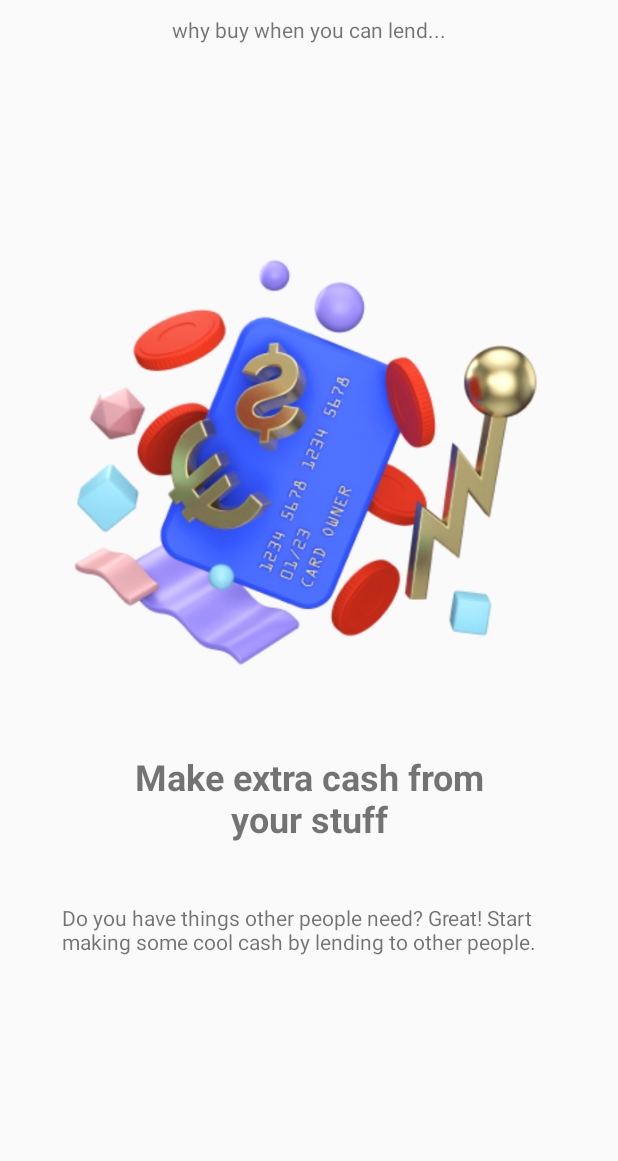
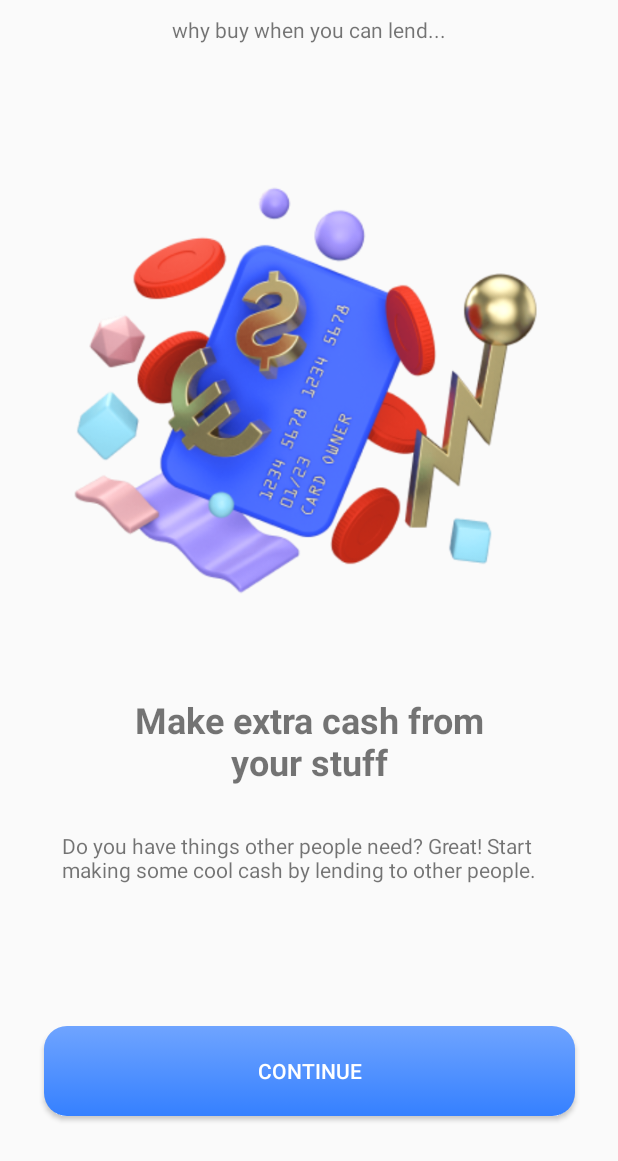
Before and after one commit to david-osas/iqube-task-four, an Android app: the screen it shows after launch (MainActivity), on a phone screen of 412 x 824 dp, the part 75-1236 px from its top. Run offline under Robolectric (Android 15) with nearby library versions, the phone set to English and light mode, and no system bars.

Commit message:
Add all intro images and intro view pager UI details

```diff
--- a/app/src/main/java/com/example/lendbak/FirstIntroFragment.java
+++ b/app/src/main/java/com/example/lendbak/FirstIntroFragment.java
@@ -1,5 +1,7 @@
 package com.example.lendbak;
 
+import android.content.Context;
+import android.graphics.drawable.Drawable;
 import android.os.Bundle;
 
 import androidx.fragment.app.Fragment;
@@ -8,23 +10,25 @@ import android.view.LayoutInflater;
 import android.view.View;
 import android.view.ViewGroup;
 
+import com.example.lendbak.databinding.FragmentFirstIntroBinding;
+
 public class FirstIntroFragment extends Fragment {
 
-    private static final String ARG_PARAM1 = "param1";
-    private static final String ARG_PARAM2 = "param2";
-    private String mParam1;
-    private String mParam2;
+    private static final String ARG_PARAM1 = "positon";
+    private int position = 0;
+    private FragmentFirstIntroBinding binding;
+    private int[] images = {R.drawable.first_intro, R.drawable.second_intro, R.drawable.third_intro};
+    private int[] headings = {R.string.firstIntroHeading, R.string.secondIntroHeading, R.string.thirdIntroHeading};
 
     public FirstIntroFragment() {
         // Required empty public constructor
     }
 
 
-    public static FirstIntroFragment newInstance(String param1, String param2) {
+    public static FirstIntroFragment newInstance(int param1) {
         FirstIntroFragment fragment = new FirstIntroFragment();
         Bundle args = new Bundle();
-        args.putString(ARG_PARAM1, param1);
-        args.putString(ARG_PARAM2, param2);
+        args.putInt(ARG_PARAM1, param1);
         fragment.setArguments(args);
         return fragment;
     }
@@ -33,8 +37,7 @@ public class FirstIntroFragment extends Fragment {
     public void onCreate(Bundle savedInstanceState) {
         super.onCreate(savedInstanceState);
         if (getArguments() != null) {
-            mParam1 = getArguments().getString(ARG_PARAM1);
-            mParam2 = getArguments().getString(ARG_PARAM2);
+            position = getArguments().getInt(ARG_PARAM1);
         }
     }
 
@@ -42,6 +45,9 @@ public class FirstIntroFragment extends Fragment {
     public View onCreateView(LayoutInflater inflater, ViewGroup container,
                              Bundle savedInstanceState) {
         // Inflate the layout for this fragment
-        return inflater.inflate(R.layout.fragment_first_intro, container, false);
+        binding = FragmentFirstIntroBinding.inflate(inflater, container, false);
+        binding.introImage.setImageResource(images[position]);
+        binding.heading.setText(headings[position]);
+        return binding.getRoot();
     }
 }
--- a/app/src/main/java/com/example/lendbak/IntroViewPagerAdapter.java
+++ b/app/src/main/java/com/example/lendbak/IntroViewPagerAdapter.java
@@ -16,7 +16,7 @@ public class IntroViewPagerAdapter extends FragmentStateAdapter {
     @NonNull
     @Override
     public Fragment createFragment(int position) {
-        return new FirstIntroFragment();
+        return FirstIntroFragment.newInstance(position);
     }
 
     @Override
--- /dev/null
+++ b/app/src/main/res/drawable/button_grad.xml
@@ -0,0 +1,13 @@
+<?xml version="1.0" encoding="utf-8"?>
+<selector xmlns:android="http://schemas.android.com/apk/res/android">
+    <item>
+        <shape>
+            <corners android:radius="15dp" />
+            <gradient
+                android:angle="270"
+                android:startColor="#6FA4FF"
+                android:endColor="#3580FF"
+                android:type="linear" />
+        </shape>
+    </item>
+</selector>
--- a/app/src/main/res/layout/activity_main.xml
+++ b/app/src/main/res/layout/activity_main.xml
@@ -32,12 +32,29 @@
     <androidx.viewpager2.widget.ViewPager2
         android:id="@+id/introViewPager"
         android:layout_width="409dp"
-        android:layout_height="578dp"
+        android:layout_height="0dp"
         android:layout_marginStart="1dp"
         android:layout_marginTop="1dp"
         android:layout_marginEnd="1dp"
+        android:layout_marginBottom="10dp"
+        app:layout_constraintBottom_toTopOf="@+id/button"
+        app:layout_constraintEnd_toEndOf="parent"
+        app:layout_constraintStart_toStartOf="parent"
+        app:layout_constraintTop_toBottomOf="@+id/textView" />
+
+    <Button
+        android:id="@+id/button"
+        android:layout_width="354dp"
+        android:layout_height="60dp"
+        android:layout_marginStart="20dp"
+        android:layout_marginTop="10dp"
+        android:layout_marginEnd="20dp"
+        android:layout_marginBottom="30dp"
+        android:background="@drawable/button_grad"
+        android:text="@string/introBtn"
+        android:textColor="#FFFFFF"
         app:layout_constraintBottom_toBottomOf="parent"
         app:layout_constraintEnd_toEndOf="parent"
         app:layout_constraintStart_toStartOf="parent"
-        app:layout_constraintTop_toBottomOf="@+id/textView" />
+        app:layout_constraintTop_toBottomOf="@+id/introViewPager" />
 </androidx.constraintlayout.widget.ConstraintLayout>
--- a/app/src/main/res/layout/fragment_first_intro.xml
+++ b/app/src/main/res/layout/fragment_first_intro.xml
@@ -11,38 +11,45 @@
         android:layout_width="0dp"
         android:layout_height="wrap_content"
         android:layout_marginStart="40dp"
-        android:layout_marginTop="40dp"
+        android:layout_marginTop="5dp"
         android:layout_marginEnd="40dp"
+        android:layout_marginBottom="55dp"
         android:text="@string/introText"
+        app:layout_constraintBottom_toBottomOf="parent"
         app:layout_constraintEnd_toEndOf="parent"
         app:layout_constraintHorizontal_bias="0.0"
         app:layout_constraintStart_toStartOf="parent"
-        app:layout_constraintTop_toBottomOf="@+id/textView4" />
+        app:layout_constraintTop_toBottomOf="@+id/heading" />
 
     <TextView
-        android:id="@+id/textView4"
+        android:id="@+id/heading"
         android:layout_width="0dp"
         android:layout_height="wrap_content"
         android:layout_marginStart="70dp"
-        android:layout_marginTop="20dp"
+        android:layout_marginTop="5dp"
         android:layout_marginEnd="70dp"
+        android:layout_marginBottom="5dp"
         android:text="@string/firstIntroHeading"
         android:textAlignment="center"
         android:textSize="24sp"
         android:textStyle="bold"
+        app:layout_constraintBottom_toTopOf="@+id/textView3"
         app:layout_constraintEnd_toEndOf="parent"
         app:layout_constraintHorizontal_bias="0.5"
         app:layout_constraintStart_toStartOf="parent"
-        app:layout_constraintTop_toBottomOf="@+id/imageView5" />
+        app:layout_constraintTop_toBottomOf="@+id/introImage" />
 
     <ImageView
-        android:id="@+id/imageView5"
+        android:id="@+id/introImage"
         android:layout_width="0dp"
-        android:layout_height="wrap_content"
+        android:layout_height="338dp"
         android:layout_marginStart="20dp"
-        android:layout_marginTop="30dp"
+        android:layout_marginTop="45dp"
         android:layout_marginEnd="20dp"
+        android:layout_marginBottom="5dp"
+        android:contentDescription="@string/introCD"
         android:src="@drawable/first_intro"
+        app:layout_constraintBottom_toTopOf="@+id/heading"
         app:layout_constraintEnd_toEndOf="parent"
         app:layout_constraintStart_toStartOf="parent"
         app:layout_constraintTop_toTopOf="parent" />
--- a/app/src/main/res/values/strings.xml
+++ b/app/src/main/res/values/strings.xml
@@ -4,5 +4,8 @@
     <string name="logoCD">app logo image</string>
     <string name="introText">Do you have things other people need? Great! Start making some cool cash by lending to other people.</string>
     <string name="firstIntroHeading">Make extra cash from your stuff</string>
-    <string name="firstIntroCD">first intro image</string>
+    <string name="secondIntroHeading">Build your dream now, no obstacles!</string>
+    <string name="thirdIntroHeading">Help the community get better</string>
+    <string name="introCD">intro image</string>
+    <string name="introBtn">Continue</string>
 </resources>
```
Also changed, not shown: app/src/main/res/drawable/lock.png (added), app/src/main/res/drawable/second_intro.png (added), app/src/main/res/drawable/third_intro.png (added).
